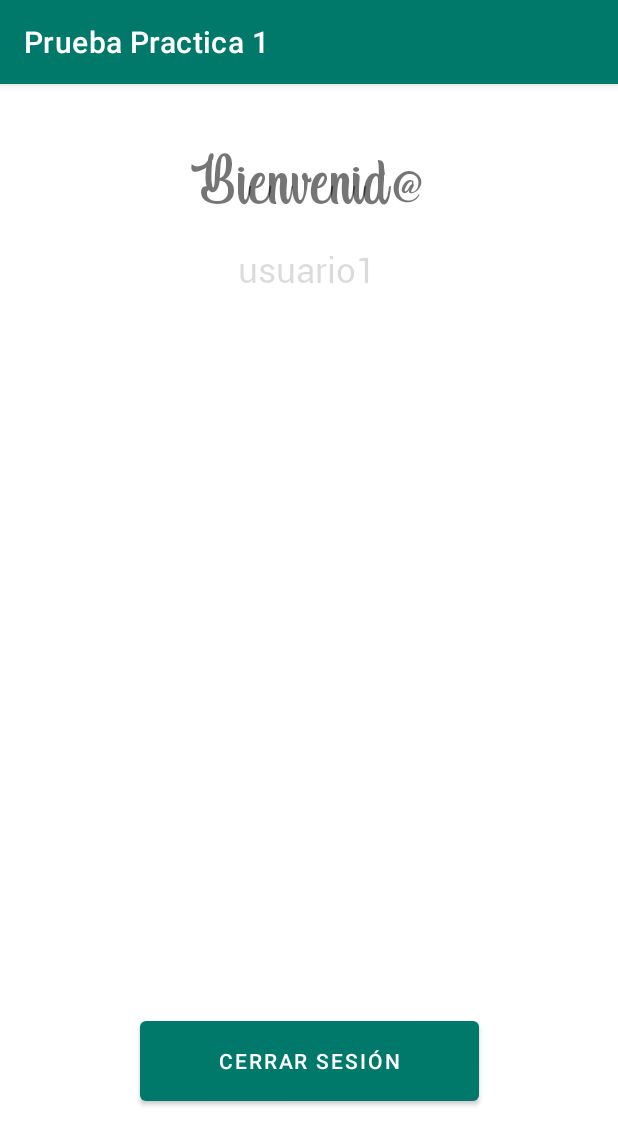
After one commit to Ernest00/Prueba_Practica_1_DSM_LA181955_MA181956, an Android app: the Opciones screen opened directly, with no data from a screen before it, on a phone screen of 412 x 824 dp. The commit adds this screen. Shown: the top 1145 px of the screen. Run offline under Robolectric (Android 15) with nearby library versions, the phone set to English and light mode, and no system bars.

Commit message:
Login y Menú de Opciones

```diff
--- /dev/null
+++ b/PruebaPractica1DSM_LA181955_MA181956/app/src/main/java/com/example/pruebapractica1dsm_la181955_ma181956/Opciones.kt
@@ -0,0 +1,88 @@
+package com.example.pruebapractica1dsm_la181955_ma181956
+
+import android.content.Intent
+import android.content.SharedPreferences
+import androidx.appcompat.app.AppCompatActivity
+import android.os.Bundle
+import android.widget.Button
+import android.widget.EditText
+import android.widget.TextView
+import android.widget.Toast
+import org.w3c.dom.Text
+
+class Opciones : AppCompatActivity() {
+    private lateinit var btn_logout : Button
+    private lateinit var txt_usuario : TextView
+
+    override fun onCreate(savedInstanceState: Bundle?) {
+        super.onCreate(savedInstanceState)
+        setContentView(R.layout.activity_opciones)
+        verificarSesion()
+
+        btn_logout = findViewById<Button>(R.id.btn_logout)
+        txt_usuario =findViewById<TextView>(R.id.txtUsuario)
+
+        val preferences: SharedPreferences = getSharedPreferences("credenciales", MODE_PRIVATE)
+
+        val usuarioActivo = preferences.getString("user", "no hay nada cargado")
+        txt_usuario.setText(usuarioActivo)
+
+        btn_logout.setOnClickListener {
+            restablecerPreferencias()
+            verificarSesion()
+        }
+    }
+
+    override fun onResume() {
+        super.onResume()
+        verificarSesion()
+        Toast.makeText(this, "onResume2", Toast.LENGTH_SHORT).show()
+    }
+
+    override fun onPause() {
+        super.onPause()
+        verificarSesion()
+        Toast.makeText(this, "onPause2", Toast.LENGTH_SHORT).show()
+    }
+
+    override fun onStop() {
+        super.onStop()
+        verificarSesion()
+        Toast.makeText(this, "onStop2", Toast.LENGTH_SHORT).show()
+    }
+
+    override fun onRestart() {
+        super.onRestart()
+        verificarSesion()
+        Toast.makeText(this, "onRestart2", Toast.LENGTH_SHORT).show()
+    }
+
+    override fun onDestroy() {
+        super.onDestroy()
+        verificarSesion()
+        Toast.makeText(this, "onDestroy2", Toast.LENGTH_SHORT).show()
+    }
+
+    private fun restablecerPreferencias(){
+        val preferences: SharedPreferences = getSharedPreferences("credenciales", MODE_PRIVATE)
+        val editor: SharedPreferences.Editor = preferences.edit()
+
+        editor.putString("user","")
+        editor.putString("pass","")
+
+        editor.commit()
+    }
+
+    private fun verificarSesion(){
+        val preferences: SharedPreferences = getSharedPreferences("credenciales", MODE_PRIVATE)
+
+        val usuarioActivo = preferences.getString("user", "no hay nada cargado")
+        val passwordActiva = preferences.getString("pass", "no hay nada cargao")
+
+        if(usuarioActivo.toString().isEmpty() && passwordActiva.toString().isEmpty()){
+            Toast.makeText(this, "Sin sesión", Toast.LENGTH_SHORT).show()
+            var intent = Intent( this, MainActivity::class.java)
+            startActivity(intent)
+        }
+    }
+}
--- /dev/null
+++ b/PruebaPractica1DSM_LA181955_MA181956/app/src/main/res/layout/activity_opciones.xml
@@ -0,0 +1,46 @@
+<?xml version="1.0" encoding="utf-8"?>
+<androidx.constraintlayout.widget.ConstraintLayout xmlns:android="http://schemas.android.com/apk/res/android"
+    xmlns:app="http://schemas.android.com/apk/res-auto"
+    xmlns:tools="http://schemas.android.com/tools"
+    android:layout_width="match_parent"
+    android:layout_height="match_parent"
+    tools:context=".Opciones">
+
+    <Button
+        android:id="@+id/btn_logout"
+        android:layout_width="226dp"
+        android:layout_height="65dp"
+        android:layout_marginBottom="84dp"
+        android:text="@string/logout"
+        app:layout_constraintBottom_toBottomOf="parent"
+        app:layout_constraintEnd_toEndOf="parent"
+        app:layout_constraintStart_toStartOf="parent"
+        />
+
+    <TextView
+        android:id="@+id/textView"
+        android:layout_width="409dp"
+        android:layout_height="wrap_content"
+        android:layout_marginTop="40dp"
+        android:fontFamily="@font/indigo_daisy"
+        android:text="Bienvenid@"
+        android:textAlignment="center"
+        android:textSize="50sp"
+        app:layout_constraintTop_toTopOf="parent"
+        tools:ignore="MissingConstraints"
+        tools:layout_editor_absoluteX="1dp" />
+
+    <TextView
+        android:id="@+id/txtUsuario"
+        android:layout_width="409dp"
+        android:layout_height="wrap_content"
+        android:layout_marginTop="108dp"
+        android:enabled="false"
+        android:fontFamily="@font/roboto_regular"
+        android:text=""
+        android:textAlignment="center"
+        android:textSize="23sp"
+        app:layout_constraintTop_toTopOf="parent"
+        tools:ignore="MissingConstraints" />
+
+</androidx.constraintlayout.widget.ConstraintLayout>
--- a/PruebaPractica1DSM_LA181955_MA181956/app/src/main/res/values/strings.xml
+++ b/PruebaPractica1DSM_LA181955_MA181956/app/src/main/res/values/strings.xml
@@ -4,6 +4,8 @@
     <string name="hello_blank_fragment">Hello blank fragment</string>
     <string name="tag">Inicie sesión para continuar</string>
     <string name="login">Iniciar sesión</string>
+    <string name="logout">Cerrar sesión</string>
+    <string name="credentials">Ver credenciales</string>
     <string name="password">Contraseña</string>
     <string name="e_mail">Usuario</string>
 </resources>
```
Also changed, not shown: PruebaPractica1DSM_LA181955_MA181956/app/src/main/AndroidManifest.xml (+5 -2 lines), PruebaPractica1DSM_LA181955_MA181956/app/src/main/java/com/example/pruebapractica1dsm_la181955_ma181956/MainActivity.kt (+77 -3 lines), PruebaPractica1DSM_LA181955_MA181956/app/src/main/java/com/example/pruebapractica1dsm_la181955_ma181956/Prueba.kt (deleted, +0 -11 lines), PruebaPractica1DSM_LA181955_MA181956/app/src/main/res/layout/activity_main.xml (+12 -0 lines).
